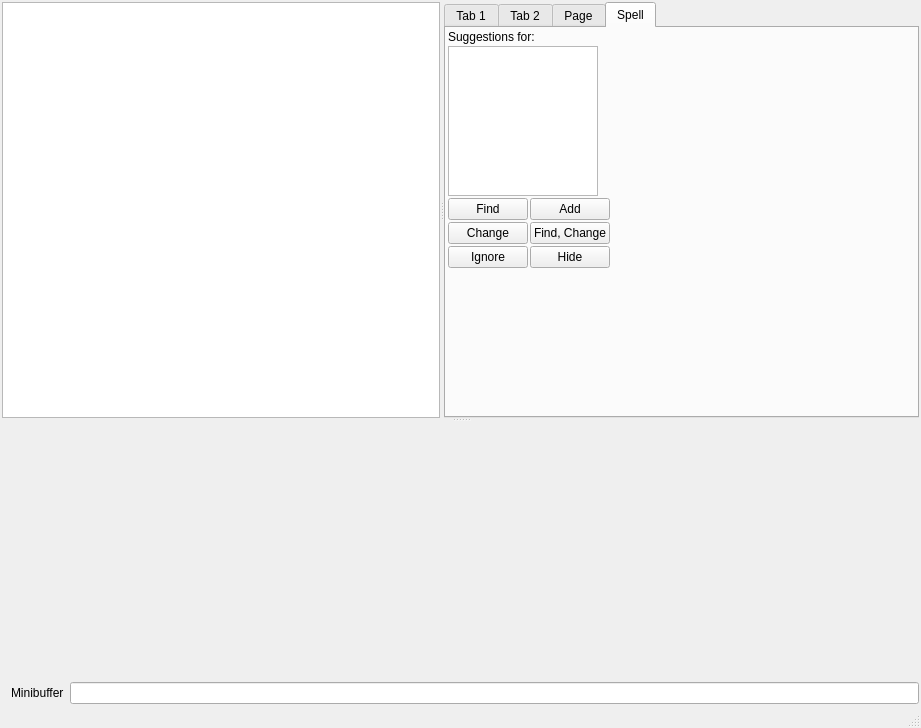
Qt form leo/plugins/qt_main_2.ui (leo-editor/leo-editor) before a commit.
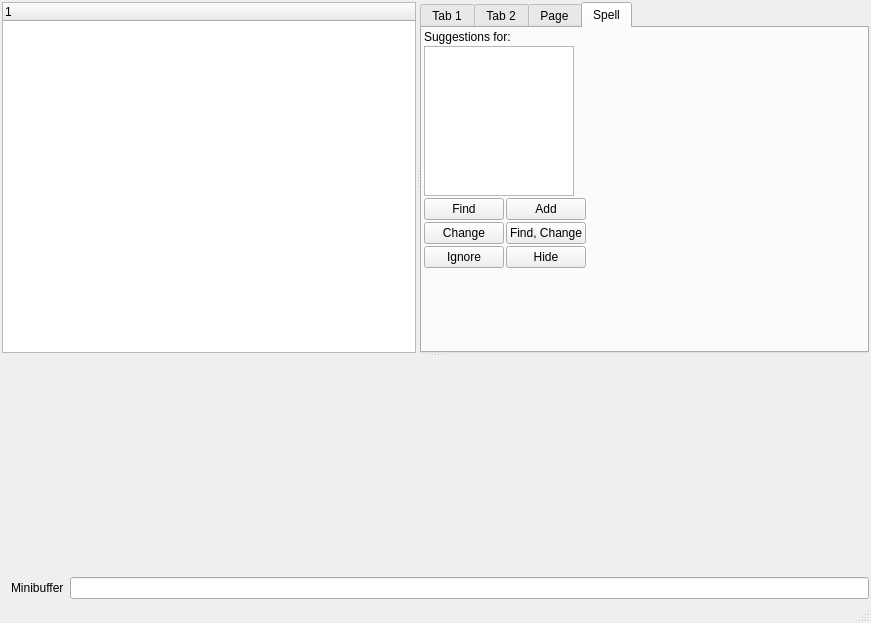
The same form after that commit. Custom widgets are drawn as their Qt base class.

Commit message: reset tree headerHidden property to false.

Diff of the .ui file:
```diff
--- a/leo/plugins/qt_main_2.ui
+++ b/leo/plugins/qt_main_2.ui
@@ -5,8 +5,8 @@
    <rect>
     <x>0</x>
     <y>0</y>
-    <width>921</width>
-    <height>728</height>
+    <width>871</width>
+    <height>623</height>
    </rect>
   </property>
   <property name="windowTitle" >
@@ -37,7 +37,7 @@
          </sizepolicy>
         </property>
         <property name="headerHidden" >
-         <bool>true</bool>
+         <bool>false</bool>
         </property>
         <column>
          <property name="text" >
```
Left out of the diff: 2 changed lines with no effect on the pictures. The commit also changes 2 other files.
